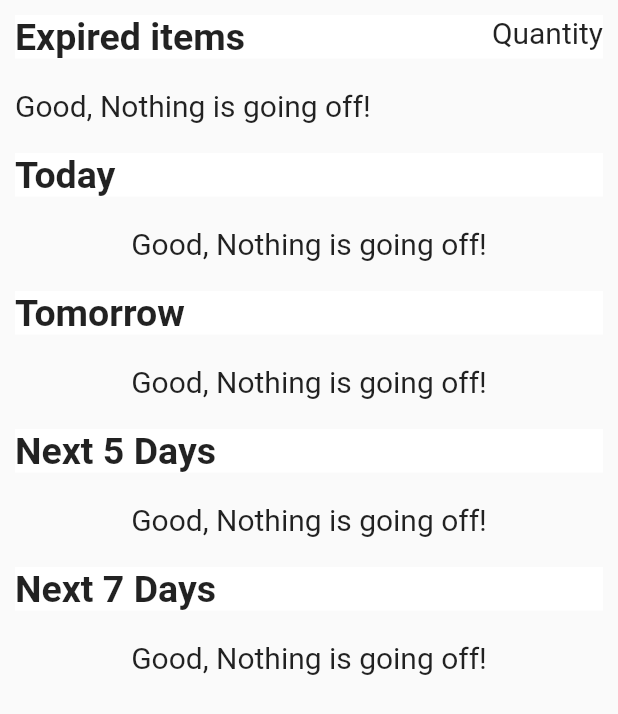
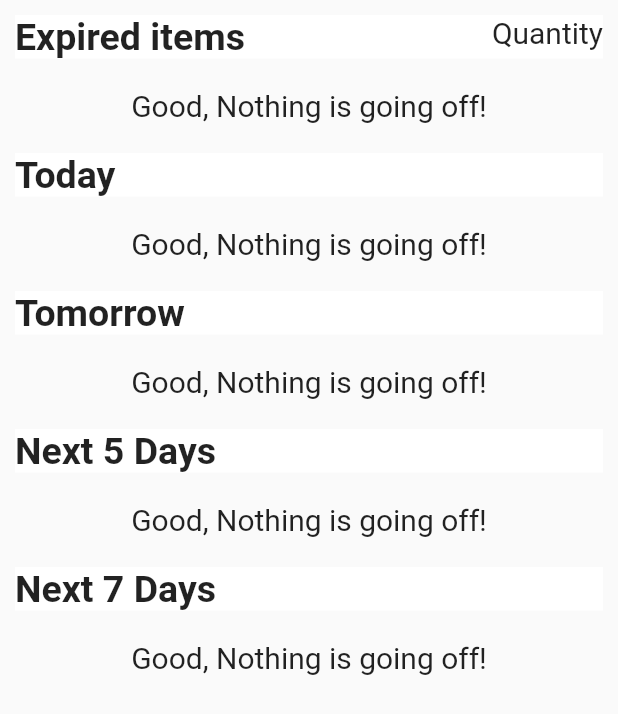
Before and after one commit to NterpriseCEO/GoogleSolutions, a Flutter app: the ExpiryList widget shown alone on an empty page, opened directly, on a phone screen of 412 x 824 dp. Shown: the top 714 px of the screen. Run offline on Flutter 3.47's test engine with Material 2 defaults, Android fonts, the phone set to English and light mode, and no system bars; our stand-ins replace camera, cloud_firestore, firebase_auth, firebase_core, flutter_local_notifications, flutter_native_timezone and 6 more; missing offline and left inert: dropdown_banner, flutter_barcode_scanner, flutter_mobile_vision, flutter_picker; accounts and stored records are empty; statements that could not run were skipped.

Commit message:
Changes to expiry items page and other changes

```diff
--- a/lib/UpdateDatabase.dart
+++ b/lib/UpdateDatabase.dart
@@ -31,3 +31,7 @@ void addItemToDB(String itemName, String category, int amount, String expiryDate
     "ExpiryDate": expiryDate
   });
 }
+
+void removeExpired() {
+  //firestore.instance.collection(userCol).getDocuments().
+}
--- a/lib/components/ExpiryItem.dart
+++ b/lib/components/ExpiryItem.dart
@@ -36,6 +36,7 @@ class ExpiryItem extends StatelessWidget {
 
     return Dismissible(
       key: UniqueKey(),
+      direction: DismissDirection.startToEnd,
       onDismissed: (direction) {
         this.callback(true);
       },
--- a/lib/pages/Login.dart
+++ b/lib/pages/Login.dart
@@ -82,8 +82,8 @@ class _LoginState extends State<Login> {
                     });
                   },
                 ),
-                SizedBox(height: 15),
-                SignInButton(
+                SizedBox(height: 30),
+                /*SignInButton(
                   Buttons.Email,
                   text: "Continue with Mail",
                   onPressed: () {
@@ -95,7 +95,7 @@ class _LoginState extends State<Login> {
                       ),
                     );
                   },
-                )
+                )*/
               ],
             ),
           ),
--- a/lib/pages/components/ExpiryList.dart
+++ b/lib/pages/components/ExpiryList.dart
@@ -14,12 +14,14 @@ class EmptyList extends StatelessWidget {
   Widget build(BuildContext context) {
     return Padding(
       padding: const EdgeInsets.symmetric(vertical: 20.0),
+      child: Center(
         child: Text(
           "Good, Nothing is going off!",
           textAlign: TextAlign.center,
           style: TextStyle(
             fontSize:20.0,
           )
+        ),
       ),
     );
   }
@@ -34,13 +36,15 @@ Widget dataList(int days1, int days2, String search)  {
         final items = snapshot.data.docs;
 
         int increment = 0;
+        DateTime now = DateTime.now();
         for(var item in items){
           final itemData = item.data();
           final itemExpiry = itemData['ExpiryDate'];
           DateTime expiry = DateTime.parse(itemExpiry);
-          int daysTillExpiry = expiry.difference(DateTime.now()).inDays;
+          int daysTillExpiry = expiry.difference(DateTime(now.year, now.month, now.day)).inDays;
           if(daysTillExpiry <= days1 && daysTillExpiry >= days2) {
             final itemName = itemData['ProductName'].toString();
+            print("product name: $itemName, expiry: $daysTillExpiry");
             if(search != null) {
               if(itemName.toLowerCase().contains(search.toLowerCase()) || search == "") {
                 increment++;
@@ -127,9 +131,9 @@ class _ExpiryListState extends State<ExpiryList> {
                       //Removes item when dismissed
                       onDismissed: (direction) {
                         setState(() {
-                          //visible = false;
-                          //removeExpired();
-                          //expired.remove(expired.removeAt(index));
+                          visible = false;
+
+                          expired.remove(expired.removeAt(index));
                         });
                       },
 
```
Lines whose indentation alone changed are shown as unchanged.
